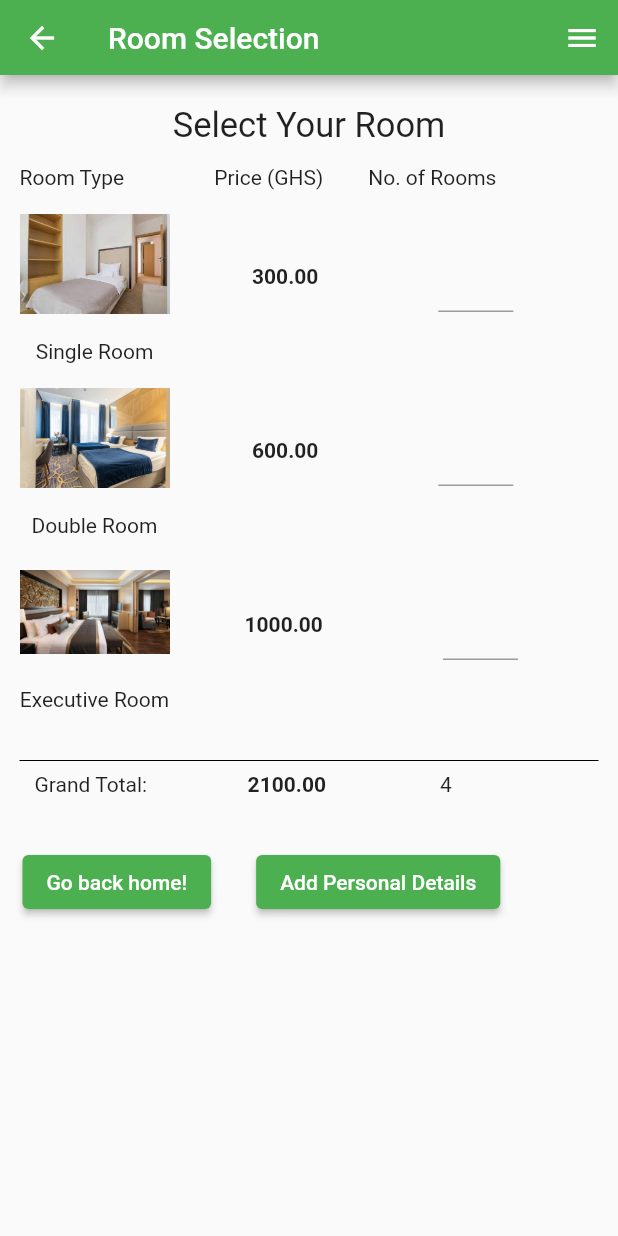
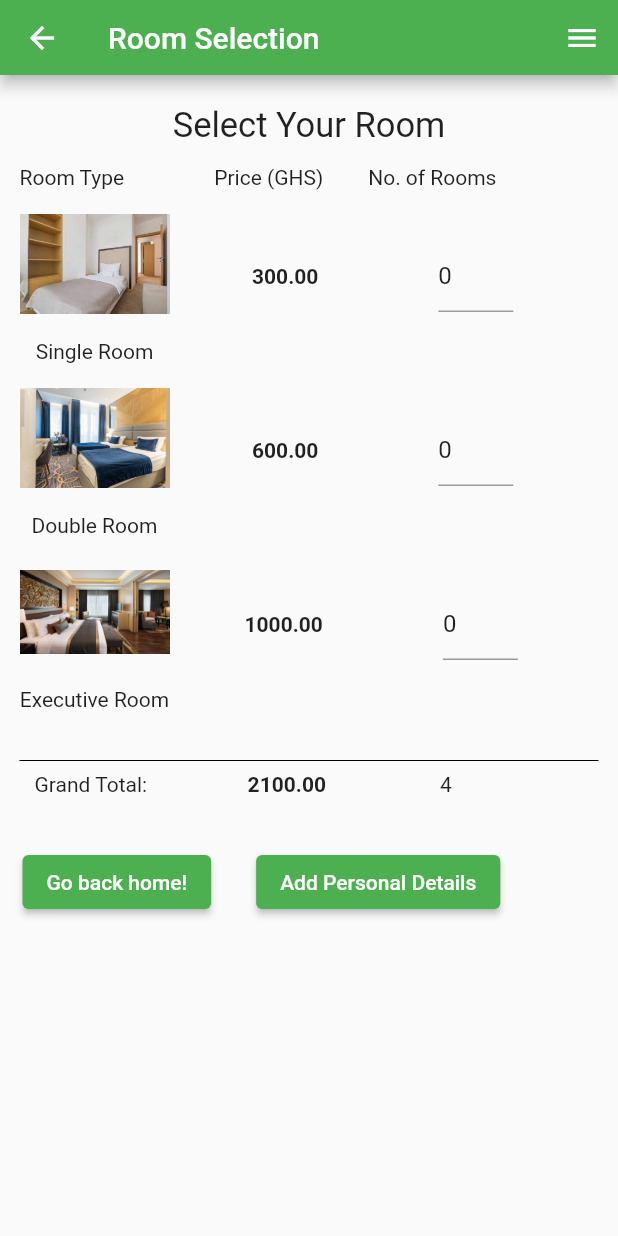
Before and after one commit to jwelbeck52/RestWell-Hotel, a Flutter app: the screen it shows after launch, after a tap on "Select Rooms", on a phone screen of 412 x 824 dp. Run offline on Flutter 3.47's test engine with Material 2 defaults, Android fonts, the phone set to English and light mode, and no system bars; drawn by our look-alikes of flutter_form_builder; our stand-ins replace shared_preferences; missing offline and left inert: shared_preferences_web.

Commit message:
chore: refactor

```diff
--- a/lib/screens/confirm_details.dart
+++ b/lib/screens/confirm_details.dart
@@ -21,7 +21,7 @@ class _DetailsConfirmationScreenState extends State<DetailsConfirmationScreen> {
   getData() async {
     SharedPreferences data = await SharedPreferences.getInstance();
     setState(() {
-      fullName = data.getString('fullname') ?? 'hi';
+      fullName = data.getString('fullname') ?? '';
       email = data.getString('email') ?? '';
     });
   }
--- a/lib/screens/home.dart
+++ b/lib/screens/home.dart
@@ -11,7 +11,6 @@ class HomeScreen extends StatefulWidget {
 
 class _HomeScreenState extends State<HomeScreen> {
   String fullName = "";
-  String email = "";
   final _formKey = GlobalKey<FormBuilderState>();
 
   @override
@@ -22,8 +21,7 @@ class _HomeScreenState extends State<HomeScreen> {
   getData() async {
     SharedPreferences data = await SharedPreferences.getInstance();
     setState(() {
-      fullName = data.getString('fullname') ?? 'hi';
-      email = data.getString('email') ?? '';
+      fullName = data.getString('fullname') ?? '';
     });
   }
 
@@ -36,9 +34,10 @@ class _HomeScreenState extends State<HomeScreen> {
       body: SingleChildScrollView(
         child: FormBuilder(
           key: _formKey,
-          onChanged: () => print("success"),
+          onChanged: getData,
           initialValue: {
-            'stayDateRange': DateTime(1970),
+            'stayDateRange':
+                DateTimeRange(start: DateTime(2021), end: DateTime(2030)),
             'noOfAdults': '0',
             'noOfChildren': '0',
           },
--- a/lib/screens/room_select.dart
+++ b/lib/screens/room_select.dart
@@ -3,7 +3,13 @@ import 'package:resevation_mgt/widgets/appbar.dart';
 import 'package:resevation_mgt/widgets/drawer.dart';
 import 'package:flutter_form_builder/flutter_form_builder.dart';
 
-class RoomSelectionScreen extends StatelessWidget {
+class RoomSelectionScreen extends StatefulWidget {
+  @override
+  State<RoomSelectionScreen> createState() => _RoomSelectionScreenState();
+}
+
+class _RoomSelectionScreenState extends State<RoomSelectionScreen> {
+  final _formKey = GlobalKey<FormBuilderState>();
   @override
   Widget build(BuildContext context) {
     return Scaffold(
@@ -13,6 +19,13 @@ class RoomSelectionScreen extends StatelessWidget {
       ),
       endDrawer: MainDrawer(context),
       body: SingleChildScrollView(
+        child: FormBuilder(
+          key: _formKey,
+          initialValue: {
+            'noOfSingleRoom': '0',
+            'noOfDoubleRoom': '0',
+            'noOfExecutiveRoom': '0',
+          },
           child: Center(
               child: Column(
             mainAxisAlignment: MainAxisAlignment.center,
@@ -186,7 +199,7 @@ class RoomSelectionScreen extends StatelessWidget {
                     child: Text('Add Personal Details'),
                     // color: Colors.orangeAccent,
                     onPressed: () {
-                    Navigator.pushNamed(context, '/personal_details');
+                      checkUser();
                     },
                   ),
                 ],
@@ -197,6 +210,15 @@ class RoomSelectionScreen extends StatelessWidget {
             ],
           )),
         ),
+      ),
     );
   }
+
+  void checkUser() {
+    // if (noOfSingleRoom != '') {
+    //   Navigator.pushNamed(context, '/payment');
+    // } else
+    //   Navigator.pushNamed(context, '/personal_details');
+    Navigator.pushNamed(context, '/personal_details');
   }
+}
```
Also changed, not shown: lib/screens/personal_details.dart (+16 -13 lines), 1 other file. Lines whose indentation alone changed are shown as unchanged.
